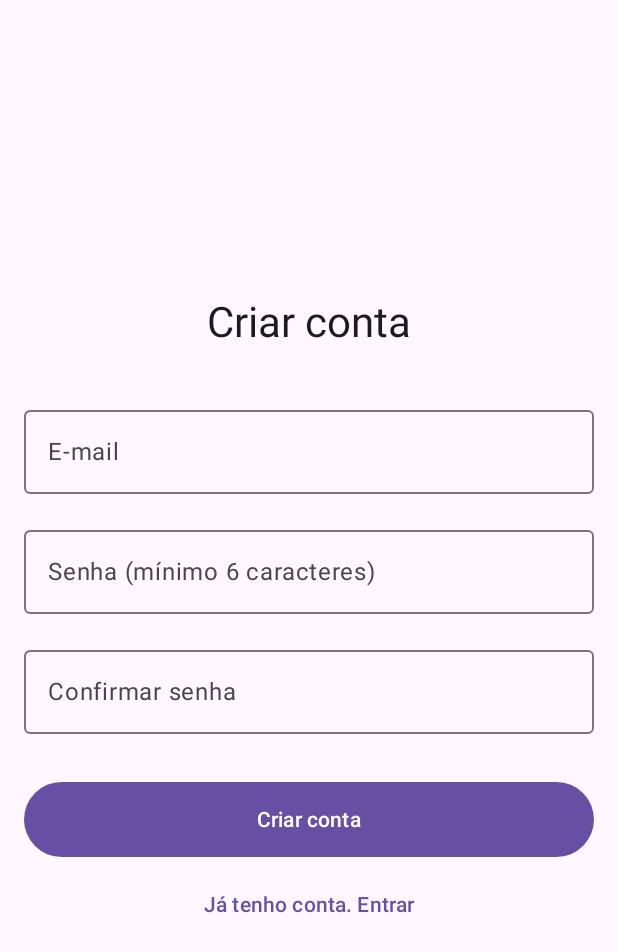
After one commit to DevTonyz/financas-app-android, an Android app built with Jetpack Compose: the composable TelaDeCadastro shown on its own in the app's theme, on a phone screen of 412 x 824 dp. The commit adds this screen. Shown: the top 952 px of the screen. Run offline under Robolectric (Android 15) with nearby library versions, the phone set to English and light mode, and no system bars; network calls fail.

Commit message:
feat: tela de criar conta com validação e login automático após o cadastro

```diff
--- a/app/src/main/java/com/antony/financasapp/network/ApiService.kt
+++ b/app/src/main/java/com/antony/financasapp/network/ApiService.kt
@@ -1,5 +1,7 @@
 package com.antony.financasapp.network
 
+import com.antony.financasapp.dto.CadastroRequest
+import com.antony.financasapp.dto.CadastroResponse
 import com.antony.financasapp.dto.LoginRequest
 import com.antony.financasapp.dto.LoginResponse
 import retrofit2.Response
@@ -11,4 +13,8 @@ interface ApiService {
     @POST("/login") // A rota exata que existe no seu Spring Boot
     suspend fun fazerLogin(@Body request: LoginRequest): Response<LoginResponse>
 
+    // 201 = criado | 400 = dados inválidos | 409 = e-mail já cadastrado
+    @POST("/usuarios")
+    suspend fun cadastrar(@Body request: CadastroRequest): Response<CadastroResponse>
+
 }
--- /dev/null
+++ b/app/src/main/java/com/antony/financasapp/ui/TelaDeCadastro.kt
@@ -0,0 +1,150 @@
+package com.antony.financasapp.ui
+
+import android.util.Patterns
+import androidx.compose.foundation.layout.*
+import androidx.compose.foundation.text.KeyboardOptions
+import androidx.compose.material3.*
+import androidx.compose.runtime.*
+import androidx.compose.ui.Alignment
+import androidx.compose.ui.Modifier
+import androidx.compose.ui.platform.LocalContext
+import androidx.compose.ui.text.input.KeyboardType
+import androidx.compose.ui.text.input.PasswordVisualTransformation
+import androidx.compose.ui.unit.dp
+import com.antony.financasapp.core.SessionManager
+import com.antony.financasapp.dto.CadastroRequest
+import com.antony.financasapp.dto.LoginRequest
+import com.antony.financasapp.network.RetrofitClient
+import kotlinx.coroutines.launch
+
+/**
+ * Tela de criar conta.
+ * Se o cadastro der certo, já faz o login sozinho e chama [onContaCriada],
+ * para a pessoa não ter que digitar tudo de novo.
+ */
+@Composable
+fun TelaDeCadastro(
+    onContaCriada: () -> Unit,
+    onVoltarParaLogin: () -> Unit
+) {
+    val context = LocalContext.current
+    val sessionManager = remember { SessionManager(context) }
+    val scope = rememberCoroutineScope()
+
+    var email by remember { mutableStateOf("") }
+    var senha by remember { mutableStateOf("") }
+    var confirmarSenha by remember { mutableStateOf("") }
+    var mensagemErro by remember { mutableStateOf("") }
+    var carregando by remember { mutableStateOf(false) }
+
+    // Confere os dados antes de gastar uma chamada na API.
+    // Retorna a mensagem de erro, ou null se estiver tudo certo.
+    fun validar(): String? = when {
+        !Patterns.EMAIL_ADDRESS.matcher(email.trim()).matches() -> "Digite um e-mail válido."
+        senha.length < 6 -> "A senha precisa ter pelo menos 6 caracteres."
+        senha != confirmarSenha -> "As senhas não são iguais."
+        else -> null
+    }
+
+    Column(
+        modifier = Modifier.fillMaxSize().padding(16.dp),
+        horizontalAlignment = Alignment.CenterHorizontally,
+        verticalArrangement = Arrangement.Center
+    ) {
+        Text("Criar conta", style = MaterialTheme.typography.headlineMedium, modifier = Modifier.padding(bottom = 32.dp))
+
+        OutlinedTextField(
+            value = email,
+            onValueChange = { email = it },
+            label = { Text("E-mail") },
+            singleLine = true,
+            keyboardOptions = KeyboardOptions(keyboardType = KeyboardType.Email),
+            modifier = Modifier.fillMaxWidth()
+        )
+        Spacer(modifier = Modifier.height(16.dp))
+
+        OutlinedTextField(
+            value = senha,
+            onValueChange = { senha = it },
+            label = { Text("Senha (mínimo 6 caracteres)") },
+            singleLine = true,
+            visualTransformation = PasswordVisualTransformation(),
+            keyboardOptions = KeyboardOptions(keyboardType = KeyboardType.Password),
+            modifier = Modifier.fillMaxWidth()
+        )
+        Spacer(modifier = Modifier.height(16.dp))
+
+        OutlinedTextField(
+            value = confirmarSenha,
+            onValueChange = { confirmarSenha = it },
+            label = { Text("Confirmar senha") },
+            singleLine = true,
+            visualTransformation = PasswordVisualTransformation(),
+            keyboardOptions = KeyboardOptions(keyboardType = KeyboardType.Password),
+            modifier = Modifier.fillMaxWidth()
+        )
+
+        if (mensagemErro.isNotEmpty()) {
+            Spacer(modifier = Modifier.height(8.dp))
+            Text(text = mensagemErro, color = MaterialTheme.colorScheme.error)
+        }
+
+        Spacer(modifier = Modifier.height(32.dp))
+
+        Button(
+            enabled = !carregando,
+            onClick = {
+                val erro = validar()
+                if (erro != null) {
+                    mensagemErro = erro
+                    return@Button
+                }
+                mensagemErro = ""
+                carregando = true
+
+                scope.launch {
+                    try {
+                        val api = RetrofitClient.getApiService(context)
+                        val emailLimpo = email.trim()
+                        val resposta = api.cadastrar(CadastroRequest(emailLimpo, senha))
+
+                        when (resposta.code()) {
+                            201 -> {
+                                // Conta criada: entra direto com os mesmos dados
+                                val login = api.fazerLogin(LoginRequest(emailLimpo, senha))
+                                val token = login.body()?.token
+                                if (login.isSuccessful && token != null) {
+                                    sessionManager.salvarToken(token)
+                                    onContaCriada()
+                                } else {
+                                    // Raro, mas a conta existe: manda para o login normal
+                                    onVoltarParaLogin()
+                                }
+                            }
+                            409 -> mensagemErro = "Este e-mail já tem uma conta. Faça login."
+                            400 -> mensagemErro = "Confira o e-mail e a senha."
+                            else -> mensagemErro = "Erro no servidor (${resposta.code()}). Tente de novo."
+                        }
+                    } catch (e: Exception) {
+                        mensagemErro = "Erro de conexão."
+                    } finally {
+                        carregando = false
+                    }
+                }
+            },
+            modifier = Modifier.fillMaxWidth().height(50.dp)
+        ) {
+            if (carregando) {
+                CircularProgressIndicator(modifier = Modifier.size(24.dp), strokeWidth = 2.dp)
+            } else {
+                Text("Criar conta")
+            }
+        }
+
+        Spacer(modifier = Modifier.height(8.dp))
+
+        TextButton(onClick = onVoltarParaLogin) {
+            Text("Já tenho conta. Entrar")
+        }
+    }
+}
```
Also changed, not shown: app/src/main/java/com/antony/financasapp/MainActivity.kt (+19 -0 lines), app/src/main/java/com/antony/financasapp/dto/CadastroRequest.kt (added, +13 -0 lines).
